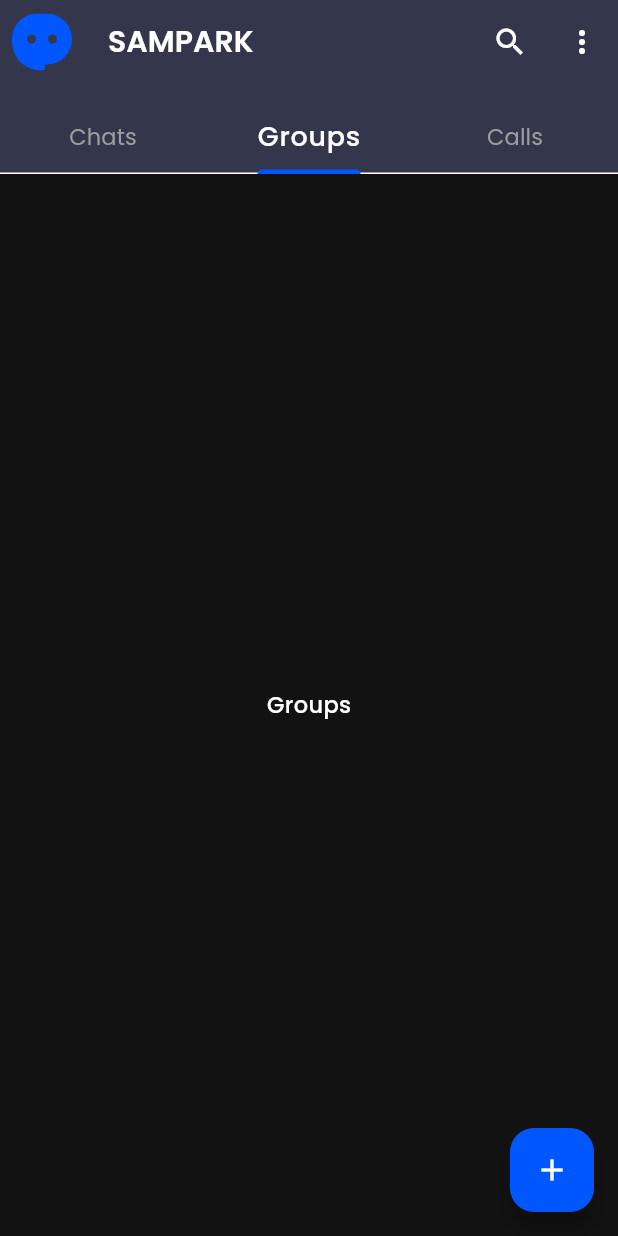
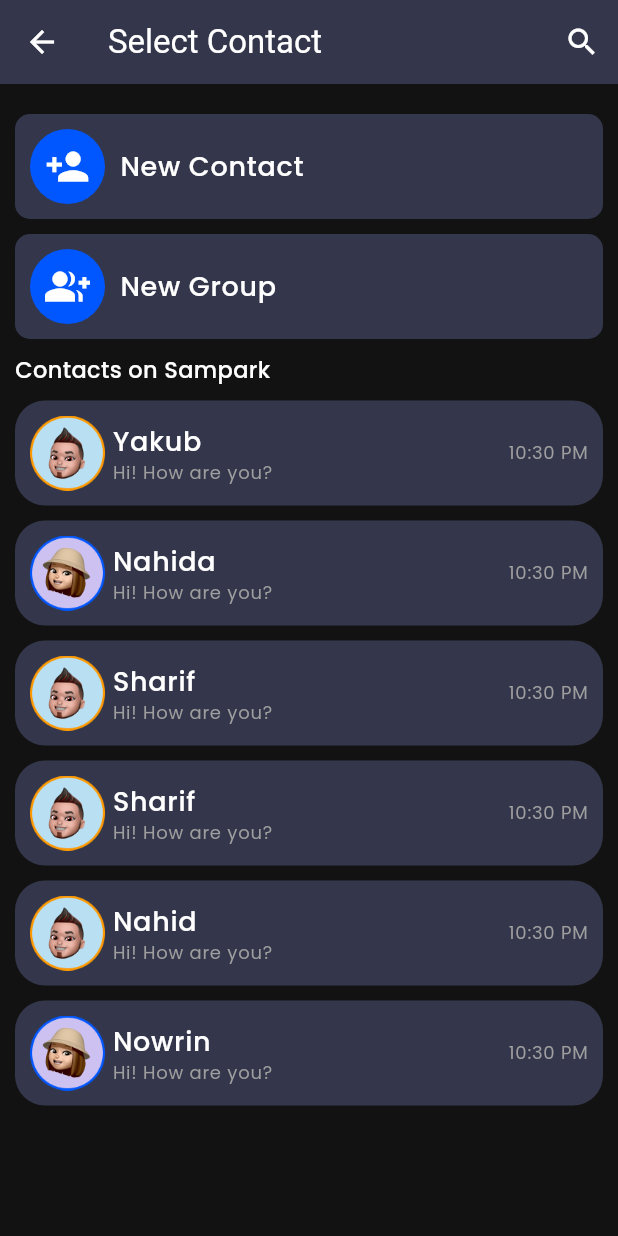
Before and after one commit to Sohag-84/Sampark, a Flutter app: the HomePage screen opened by its route, tab 2 chosen, after a tap on the "add" icon, on a phone screen of 412 x 824 dp. Run offline on Flutter 3.47's test engine with Material 3 defaults, Android fonts, the phone set to English and light mode, and no system bars; our stand-ins replace cached_network_image, cloud_firestore, firebase_auth, firebase_core, firebase_storage, flutter_svg and 5 more; accounts and stored records are empty; network calls fail.

Commit message:
designed select contact page

```diff
--- a/lib/config/page_path.dart
+++ b/lib/config/page_path.dart
@@ -1,6 +1,7 @@
 import 'package:get/get.dart';
 import 'package:sampark/pages/auth/page/auth_page.dart';
 import 'package:sampark/pages/chat/page/chat_page.dart';
+import 'package:sampark/pages/contact/page/contact_page.dart';
 import 'package:sampark/pages/home/page/home_page.dart';
 import 'package:sampark/pages/user%20profile/pages/user_profile_page.dart';
 import 'package:sampark/pages/user%20profile/pages/user_update_profile.dart';
@@ -37,4 +38,9 @@ var pagePath = [
     page: () => ProfilePage(),
     transition: Transition.rightToLeft,
   ),
+  GetPage(
+    name: "/contact",
+    page: () => const ContactPage(),
+    transition: Transition.rightToLeft,
+  ),
 ];
--- /dev/null
+++ b/lib/pages/contact/page/contact_page.dart
@@ -0,0 +1,115 @@
+import 'package:sampark/config/constant.dart';
+import 'package:sampark/pages/contact/widgets/contact_search.dart';
+import 'package:sampark/pages/contact/widgets/new_contact_tile.dart';
+import 'package:sampark/pages/home/widget/chat_tile.dart';
+
+class ContactPage extends StatelessWidget {
+  const ContactPage({super.key});
+
+  @override
+  Widget build(BuildContext context) {
+    RxBool isSearchEnable = false.obs;
+    return Scaffold(
+      appBar: AppBar(
+        title: const Text("Select Contact"),
+        actions: [
+          Obx(
+            () => IconButton(
+              onPressed: () {
+                isSearchEnable.value = !isSearchEnable.value;
+              },
+              icon: isSearchEnable.value
+                  ? const Icon(Icons.close)
+                  : const Icon(Icons.search),
+            ),
+          ),
+        ],
+      ),
+      body: Padding(
+        padding: const EdgeInsets.all(10.0),
+        child: ListView(
+          children: [
+            ///search bar
+            Obx(
+              () => isSearchEnable.value
+                  ? const ContactSearch()
+                  : const SizedBox(),
+            ),
+            const Gap(10),
+            NewContactTile(
+              onTap: () {},
+              icon: Icons.person_add,
+              btnName: "New Contact",
+            ),
+            const Gap(10),
+            NewContactTile(
+              onTap: () {},
+              icon: Icons.group_add,
+              btnName: "New Group",
+            ),
+            const Gap(10),
+            const Align(
+              alignment: Alignment.topLeft,
+              child: Text("Contacts on Sampark"),
+            ),
+            const Gap(10),
+            ChatTile(
+              onTap: () {
+                Get.toNamed("/chat");
+              },
+              imgUrl: AssetsImage.boyPic,
+              name: "Yakub",
+              lastChat: "Hi! How are you?",
+              lastTime: "10:30 PM",
+            ),
+            ChatTile(
+              onTap: () {
+                Get.toNamed("/chat");
+              },
+              imgUrl: AssetsImage.girlPic,
+              name: "Nahida",
+              lastChat: "Hi! How are you?",
+              lastTime: "10:30 PM",
+            ),
+            ChatTile(
+              onTap: () {
+                Get.toNamed("/chat");
+              },
+              imgUrl: AssetsImage.boyPic,
+              name: "Sharif",
+              lastChat: "Hi! How are you?",
+              lastTime: "10:30 PM",
+            ),
+            ChatTile(
+              onTap: () {
+                Get.toNamed("/chat");
+              },
+              imgUrl: AssetsImage.boyPic,
+              name: "Sharif",
+              lastChat: "Hi! How are you?",
+              lastTime: "10:30 PM",
+            ),
+            ChatTile(
+              onTap: () {
+                Get.toNamed("/chat");
+              },
+              imgUrl: AssetsImage.boyPic,
+              name: "Nahid",
+              lastChat: "Hi! How are you?",
+              lastTime: "10:30 PM",
+            ),
+            ChatTile(
+              onTap: () {
+                Get.toNamed("/chat");
+              },
+              imgUrl: AssetsImage.girlPic,
+              name: "Nowrin",
+              lastChat: "Hi! How are you?",
+              lastTime: "10:30 PM",
+            )
+          ],
+        ),
+      ),
+    );
+  }
+}
--- /dev/null
+++ b/lib/pages/contact/widgets/contact_search.dart
@@ -0,0 +1,33 @@
+import 'package:sampark/config/constant.dart';
+
+class ContactSearch extends StatelessWidget {
+  const ContactSearch({super.key});
+
+  @override
+  Widget build(BuildContext context) {
+    final theme = Theme.of(context);
+    return Container(
+      padding: const EdgeInsets.all(5),
+      decoration: BoxDecoration(
+        color: theme.colorScheme.primaryContainer,
+        borderRadius: BorderRadius.circular(10),
+      ),
+      child: Row(
+        children: [
+          Expanded(
+            child: TextField(
+              textInputAction: TextInputAction.search,
+              onSubmitted: (value) {
+                debugPrint(value);
+              },
+              decoration: const InputDecoration(
+                prefixIcon: Icon(Icons.search),
+                hintText: "Contact search",
+              ),
+            ),
+          ),
+        ],
+      ),
+    );
+  }
+}
--- /dev/null
+++ b/lib/pages/contact/widgets/new_contact_tile.dart
@@ -0,0 +1,49 @@
+import 'package:sampark/config/constant.dart';
+
+class NewContactTile extends StatelessWidget {
+  final VoidCallback onTap;
+  final IconData icon;
+  final String btnName;
+  const NewContactTile({
+    super.key,
+    required this.onTap,
+    required this.icon,
+    required this.btnName,
+  });
+
+  @override
+  Widget build(BuildContext context) {
+    final theme = Theme.of(context);
+    return InkWell(
+      onTap: onTap,
+      child: Container(
+        padding: const EdgeInsets.all(10),
+        decoration: BoxDecoration(
+          color: theme.colorScheme.primaryContainer,
+          borderRadius: BorderRadius.circular(10),
+        ),
+        child: Row(
+          children: [
+            Container(
+              height: 50,
+              width: 50,
+              decoration: BoxDecoration(
+                color: theme.colorScheme.primary,
+                shape: BoxShape.circle,
+              ),
+              child:  Icon(
+                icon,
+                size: 30,
+              ),
+            ),
+            const SizedBox(width: 10),
+            Text(
+             btnName,
+              style: theme.textTheme.bodyLarge,
+            )
+          ],
+        ),
+      ),
+    );
+  }
+}
--- a/lib/pages/home/page/home_page.dart
+++ b/lib/pages/home/page/home_page.dart
@@ -46,7 +46,9 @@ class _HomePageState extends State<HomePage> with TickerProviderStateMixin {
         ),
       ),
       floatingActionButton: FloatingActionButton(
-        onPressed: () {},
+        onPressed: () {
+          Get.toNamed("/contact");
+        },
         backgroundColor: Theme.of(context).colorScheme.primary,
         child: Icon(
           Icons.add,
```
